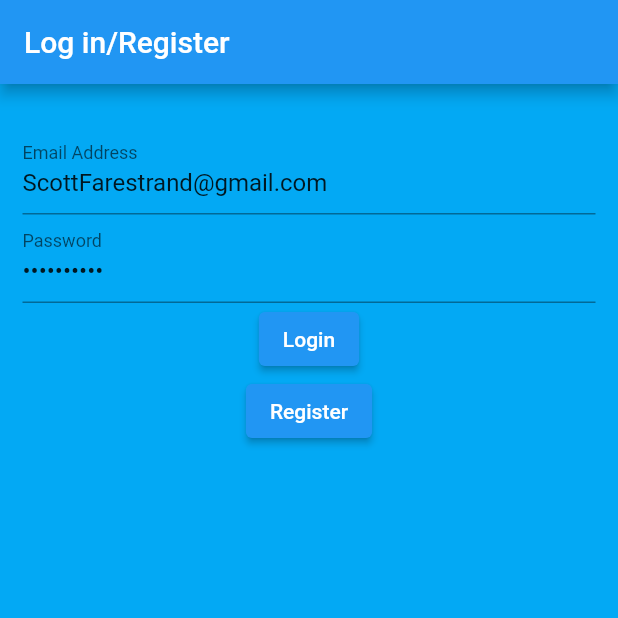
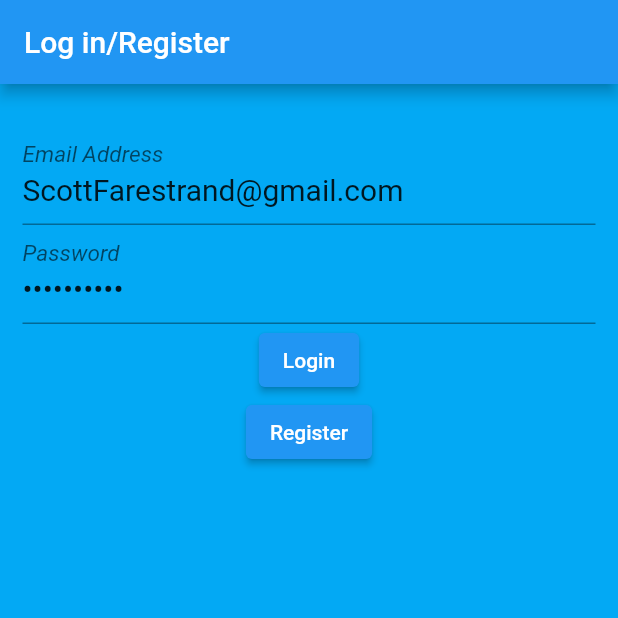
Before and after one commit to ScottFarestrand/random_reminder_2022_3, a Flutter app: the screen it shows after launch, on a phone screen of 412 x 824 dp, the top half of it. Run offline on Flutter 3.47's test engine with Material 2 defaults, Android fonts, the phone set to English and light mode, and no system bars.

Commit message:
Some STyling on Login Widge

```diff
--- a/lib/widgets/Login.dart
+++ b/lib/widgets/Login.dart
@@ -32,7 +32,11 @@ class Login extends StatelessWidget {
               TextFormField(
                 controller: emailController,
                 keyboardType: TextInputType.emailAddress,
-                decoration: InputDecoration(labelText: "Email Address"),
+                decoration: InputDecoration(
+                    labelText: "Email Address",
+                    labelStyle: TextStyle(fontStyle: FontStyle.italic),
+                ),
+                style: TextStyle(fontSize: 20),
                 validator: (value) {
                   if ( RegExp(r"^[a-zA-Z0-9.a-zA-Z0-9.!#$%&'*+-/=?^_`{|}~]+@[a-zA-Z0-9]+\.[a-zA-Z]+").hasMatch(value.toString()) ) {
                     return null;
@@ -44,7 +48,11 @@ class Login extends StatelessWidget {
                 controller: passwordController,
                   keyboardType: TextInputType.text,
                   obscureText: true,
-                  decoration: InputDecoration(labelText: "Password"),
+                  decoration: InputDecoration(
+                    labelText: "Password",
+                    labelStyle: TextStyle(fontStyle: FontStyle.italic),
+                  ),
+                  style: TextStyle(fontSize: 20),
                   validator: (value) {
 
                     bool numFound =  RegExp(r".*[0-9].*").hasMatch(value.toString());
```
